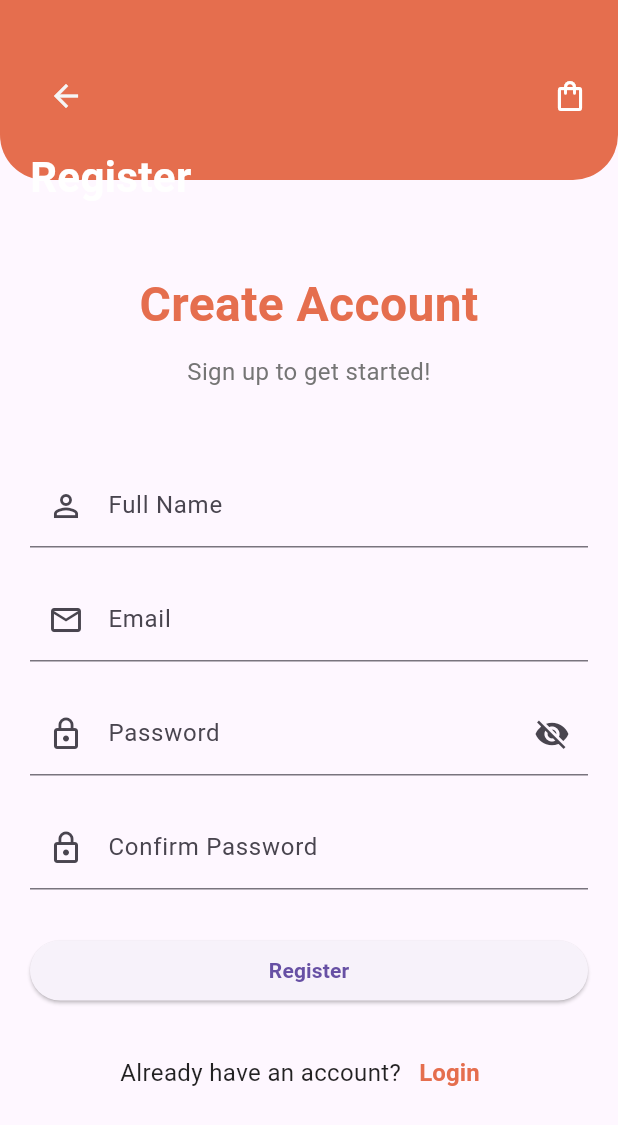
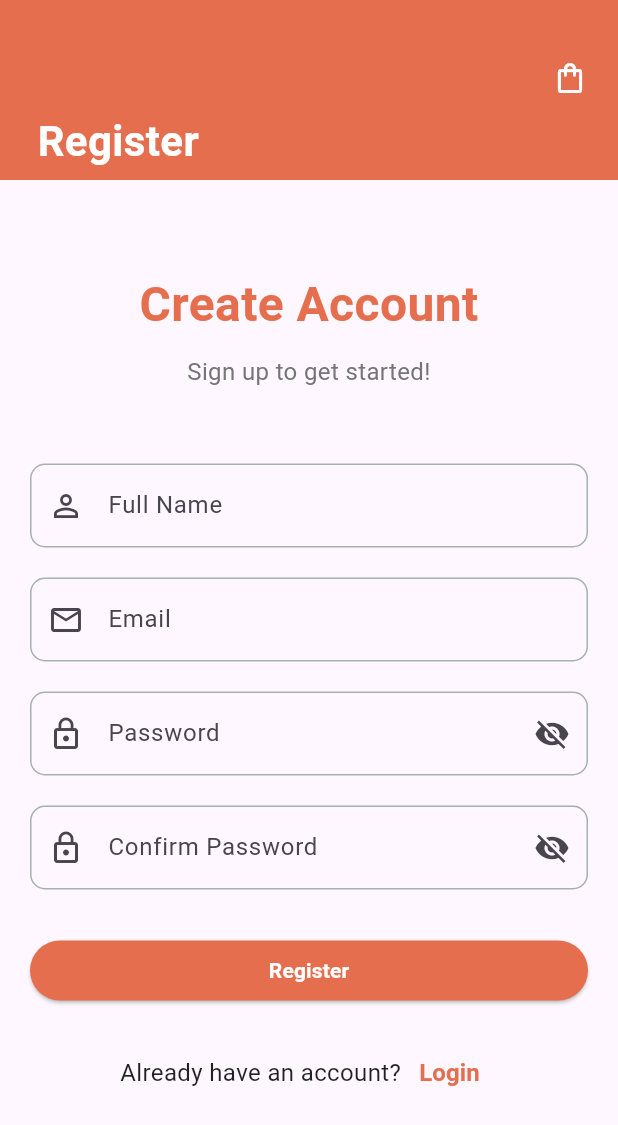
Before and after one commit to mdrakib90757/culinary-app, a Flutter app: the screen it shows after launch, after a tap on "Sign Up", on a phone screen of 412 x 824 dp. Shown: the top 1125 px of the screen. Run offline on Flutter 3.47's test engine with Material 3 defaults, Android fonts, the phone set to English and light mode, and no system bars.

Commit message:
login and registration screen update

```diff
--- a/lib/core/utils/color.dart
+++ b/lib/core/utils/color.dart
@@ -6,9 +6,11 @@ class AppColors {
   static const Color primary = Color(0xFFE56E4E);
   static const Color background = Color(0xFFF5F5F5);
   static const Color cardBackground = Colors.white;
+  static const Color whiteColor = Color(0xFFFFFFFF);
   static const Color iconActive = Color(0xFFE56E4E);
   static const Color greenColor = Color(0xFF244830);
   static const Color iconInactive = Colors.grey;
+  static const Color greyColor = Color(0xFF9E9E9E);
   static const Color textDark = Colors.black87;
   static const Color textLight = Colors.white;
 }
--- a/lib/feature/auth/auth_widget/custom_header.dart
+++ b/lib/feature/auth/auth_widget/custom_header.dart
@@ -17,9 +17,9 @@ class CustomHeader extends StatelessWidget implements PreferredSizeWidget {
   @override
   Widget build(BuildContext context) {
     return Container(
-      decoration:  BoxDecoration(
+      decoration: BoxDecoration(
         color: AppColors.primary,
-        borderRadius: BorderRadius.vertical(bottom: Radius.circular(30)),
+        //  borderRadius: BorderRadius.vertical(bottom: Radius.circular(30)),
       ),
       padding: const EdgeInsets.only(top: 40.0, left: 20.0, right: 20.0),
       child: Column(
@@ -29,22 +29,22 @@ class CustomHeader extends StatelessWidget implements PreferredSizeWidget {
             children: [
               if (showBackButton)
                 IconButton(
-                  icon:  Icon(Icons.arrow_back, color: AppColors.background),
+                  icon: Icon(Icons.arrow_back, color: AppColors.background),
                   onPressed: () {
                     Navigator.pop(context);
                   },
                 ),
               const Spacer(),
               // You can add more icons here if needed, like the shopping cart icon
-              const Icon(Icons.shopping_bag_outlined, color: Colors.white),
+              Icon(Icons.shopping_bag_outlined, color: AppColors.whiteColor),
             ],
           ),
           Padding(
             padding: EdgeInsets.only(left: showBackButton ? 0 : 5, top: 10.0),
             child: Text(
               title,
-              style: const TextStyle(
-                color: Colors.white,
+              style: TextStyle(
+                color: AppColors.whiteColor,
                 fontSize: 28,
                 fontWeight: FontWeight.bold,
               ),
--- a/lib/feature/auth/view/login_screen.dart
+++ b/lib/feature/auth/view/login_screen.dart
@@ -1,3 +1,4 @@
+import 'package:culinary_app/core/utils/color.dart';
 import 'package:culinary_app/feature/auth/auth_widget/custom_header.dart';
 import 'package:culinary_app/feature/auth/view/registration_screen.dart';
 import 'package:culinary_app/feature/main_feature/view/main_feature_screen.dart';
@@ -13,6 +14,7 @@ class LoginPage extends StatefulWidget {
 class _LoginPageState extends State<LoginPage> {
   final TextEditingController _emailController = TextEditingController();
   final TextEditingController _passwordController = TextEditingController();
+  bool obscureIndex = true;
 
   @override
   Widget build(BuildContext context) {
@@ -34,34 +36,73 @@ class _LoginPageState extends State<LoginPage> {
               textAlign: TextAlign.center,
             ),
             const SizedBox(height: 10),
+
             Text(
               'Sign in to continue',
               style: TextStyle(
                 fontSize: 16,
-                color: Colors.grey[600],
+                color: AppColors.greenColor.withOpacity(0.4),
               ),
               textAlign: TextAlign.center,
             ),
             const SizedBox(height: 50),
+
+            // email textField
             TextField(
               controller: _emailController,
               keyboardType: TextInputType.emailAddress,
-              decoration: const InputDecoration(
-                labelText: 'Email',
+              cursorColor: AppColors.primary,
+              decoration: InputDecoration(
+                enabledBorder: OutlineInputBorder(
+                  borderRadius: BorderRadius.circular(10),
+                  borderSide: BorderSide(
+                    color: AppColors.greenColor.withOpacity(0.4),
+                  ),
+                ),
+                focusedBorder: OutlineInputBorder(
+                  borderRadius: BorderRadius.circular(10),
+                  borderSide: BorderSide(color: AppColors.primary),
+                ),
+                hintText: 'Email',
                 prefixIcon: Icon(Icons.email_outlined),
               ),
             ),
             const SizedBox(height: 20),
+
+            // Password TextField
             TextField(
               controller: _passwordController,
-              obscureText: true,
-              decoration: const InputDecoration(
-                labelText: 'Password',
+              cursorColor: AppColors.primary,
+              decoration: InputDecoration(
+                enabledBorder: OutlineInputBorder(
+                  borderRadius: BorderRadius.circular(10),
+                  borderSide: BorderSide(
+                    color: AppColors.greenColor.withOpacity(0.4),
+                  ),
+                ),
+                focusedBorder: OutlineInputBorder(
+                  borderRadius: BorderRadius.circular(10),
+                  borderSide: BorderSide(color: AppColors.primary),
+                ),
+                hintText: 'Password',
                 prefixIcon: Icon(Icons.lock_outline),
-                suffixIcon: Icon(Icons.visibility_off),
+                suffixIcon: IconButton(
+                  onPressed: () {
+                    setState(() {
+                      obscureIndex = !obscureIndex;
+                    });
+                  },
+                  icon: Icon(
+                    obscureIndex ? Icons.visibility_off : Icons.visibility,
+                  ),
+                ),
               ),
+              obscureText: obscureIndex,
+              obscuringCharacter: "*",
             ),
             const SizedBox(height: 10),
+
+            // forget textButton
             Align(
               alignment: Alignment.centerRight,
               child: TextButton(
@@ -75,18 +116,27 @@ class _LoginPageState extends State<LoginPage> {
               ),
             ),
             const SizedBox(height: 30),
+
+            // Login Button
             ElevatedButton(
+              style: ElevatedButton.styleFrom(
+                backgroundColor: AppColors.primary,
+              ),
               onPressed: () {
-               Navigator.push(
+                Navigator.push(
                   context,
-                  MaterialPageRoute(
-                      builder: (context) => const MainScreen()),
+                  MaterialPageRoute(builder: (context) => const MainScreen()),
                 );
                 print('Login with: ${_emailController.text}');
               },
-              child: const Text('Login'),
+              child: Text(
+                'Login',
+                style: TextStyle(color: AppColors.whiteColor),
+              ),
             ),
             const SizedBox(height: 20),
+
+            //Registration Button navigate to registration Screen
             Row(
               mainAxisAlignment: MainAxisAlignment.center,
               children: <Widget>[
@@ -99,7 +149,8 @@ class _LoginPageState extends State<LoginPage> {
                     Navigator.push(
                       context,
                       MaterialPageRoute(
-                          builder: (context) => const RegistrationPage()),
+                        builder: (context) => const RegistrationPage(),
+                      ),
                     );
                   },
                   child: Text(
--- a/lib/feature/auth/view/registration_screen.dart
+++ b/lib/feature/auth/view/registration_screen.dart
@@ -1,3 +1,4 @@
+import 'package:culinary_app/core/utils/color.dart';
 import 'package:culinary_app/feature/auth/auth_widget/custom_header.dart';
 import 'package:flutter/material.dart';
 
@@ -13,12 +14,14 @@ class _RegistrationPageState extends State<RegistrationPage> {
   final TextEditingController _emailController = TextEditingController();
   final TextEditingController _passwordController = TextEditingController();
   final TextEditingController _confirmPasswordController =
-  TextEditingController();
+      TextEditingController();
 
+  bool obscureIndex = true;
+  bool obscureIndex1 = true;
   @override
   Widget build(BuildContext context) {
     return Scaffold(
-      appBar: const CustomHeader(title: 'Register', showBackButton: true),
+      appBar: const CustomHeader(title: 'Register', showBackButton: false),
       body: SingleChildScrollView(
         padding: const EdgeInsets.all(20.0),
         child: Column(
@@ -37,57 +40,137 @@ class _RegistrationPageState extends State<RegistrationPage> {
             const SizedBox(height: 10),
             Text(
               'Sign up to get started!',
-              style: TextStyle(
-                fontSize: 16,
-                color: Colors.grey[600],
-              ),
+              style: TextStyle(fontSize: 16, color: Colors.grey[600]),
               textAlign: TextAlign.center,
             ),
             const SizedBox(height: 50),
+
+            // full name textField
             TextField(
               controller: _nameController,
-              decoration: const InputDecoration(
-                labelText: 'Full Name',
+              cursorColor: AppColors.primary,
+              decoration: InputDecoration(
+                enabledBorder: OutlineInputBorder(
+                  borderRadius: BorderRadius.circular(10),
+                  borderSide: BorderSide(
+                    color: AppColors.greenColor.withOpacity(0.4),
+                  ),
+                ),
+                focusedBorder: OutlineInputBorder(
+                  borderRadius: BorderRadius.circular(10),
+                  borderSide: BorderSide(color: AppColors.primary),
+                ),
+                hintText: 'Full Name',
                 prefixIcon: Icon(Icons.person_outline),
               ),
             ),
             const SizedBox(height: 20),
+
+            // email TextField
             TextField(
               controller: _emailController,
               keyboardType: TextInputType.emailAddress,
-              decoration: const InputDecoration(
-                labelText: 'Email',
+              cursorColor: AppColors.primary,
+              decoration: InputDecoration(
+                enabledBorder: OutlineInputBorder(
+                  borderRadius: BorderRadius.circular(10),
+                  borderSide: BorderSide(
+                    color: AppColors.greenColor.withOpacity(0.4),
+                  ),
+                ),
+                focusedBorder: OutlineInputBorder(
+                  borderRadius: BorderRadius.circular(10),
+                  borderSide: BorderSide(color: AppColors.primary),
+                ),
+                hintText: 'Email',
                 prefixIcon: Icon(Icons.email_outlined),
               ),
             ),
             const SizedBox(height: 20),
+
+            // password TestField
             TextField(
               controller: _passwordController,
-              obscureText: true,
-              decoration: const InputDecoration(
-                labelText: 'Password',
+              cursorColor: AppColors.primary,
+              decoration: InputDecoration(
+                enabledBorder: OutlineInputBorder(
+                  borderRadius: BorderRadius.circular(10),
+                  borderSide: BorderSide(
+                    color: AppColors.greenColor.withOpacity(0.4),
+                  ),
+                ),
+                focusedBorder: OutlineInputBorder(
+                  borderRadius: BorderRadius.circular(10),
+                  borderSide: BorderSide(color: AppColors.primary),
+                ),
+                hintText: 'Password',
                 prefixIcon: Icon(Icons.lock_outline),
-                suffixIcon: Icon(Icons.visibility_off),
+                suffixIcon: IconButton(
+                  onPressed: () {
+                    setState(() {
+                      obscureIndex = !obscureIndex;
+                    });
+                  },
+                  icon: Icon(
+                    obscureIndex ? Icons.visibility_off : Icons.visibility,
+                  ),
+                ),
               ),
+              obscureText: obscureIndex,
+              obscuringCharacter: "*",
             ),
             const SizedBox(height: 20),
+
+            // Confirm Password TextField
             TextField(
               controller: _confirmPasswordController,
-              obscureText: true,
-              decoration: const InputDecoration(
-                labelText: 'Confirm Password',
+              cursorColor: AppColors.primary,
+              decoration: InputDecoration(
+                enabledBorder: OutlineInputBorder(
+                  borderRadius: BorderRadius.circular(10),
+                  borderSide: BorderSide(
+                    color: AppColors.greenColor.withOpacity(0.4),
+                  ),
+                ),
+                focusedBorder: OutlineInputBorder(
+                  borderRadius: BorderRadius.circular(10),
+                  borderSide: BorderSide(color: AppColors.primary),
+                ),
+                hintText: 'Confirm Password',
                 prefixIcon: Icon(Icons.lock_outline),
+                suffixIcon: IconButton(
+                  onPressed: () {
+                    setState(() {
+                      obscureIndex1 = !obscureIndex1;
+                    });
+                  },
+                  icon: Icon(
+                    obscureIndex1 ? Icons.visibility_off : Icons.visibility,
+                  ),
+                ),
               ),
+              obscureText: obscureIndex1,
+              obscuringCharacter: "*",
             ),
             const SizedBox(height: 30),
+
+            // registration Button
             ElevatedButton(
+              style: ElevatedButton.styleFrom(
+                backgroundColor: AppColors.primary,
+              ),
               onPressed: () {
                 // Handle registration logic
                 print('Registering with: ${_emailController.text}');
               },
-              child: const Text('Register'),
+              child: Text(
+                'Register',
+                style: TextStyle(color: AppColors.whiteColor),
+              ),
             ),
             const SizedBox(height: 20),
+
+            // login text Button navigate to loginScreen
             Row(
               mainAxisAlignment: MainAxisAlignment.center,
               children: <Widget>[
@@ -97,7 +180,7 @@ class _RegistrationPageState extends State<RegistrationPage> {
                 ),
                 TextButton(
                   onPressed: () {
-                    Navigator.pop(context); // Go back to login page
+                    Navigator.pop(context);
                   },
                   child: Text(
                     'Login',
--- a/lib/feature/discover/view/discover_screen.dart
+++ b/lib/feature/discover/view/discover_screen.dart
@@ -202,6 +202,7 @@ class _DiscoverScreenState extends State<DiscoverScreen> {
     );
   }
 
+  // filter dot widget
   Widget _buildFilterDot(Color color) {
     return Padding(
       padding: const EdgeInsets.symmetric(horizontal: 4.0),
--- a/lib/feature/main_feature/view/main_feature_screen.dart
+++ b/lib/feature/main_feature/view/main_feature_screen.dart
@@ -24,6 +24,7 @@ class _MainScreenState extends State<MainScreen> {
     const ProfileScreen(),
   ];
 
+  // onItemTapped Function
   void _onItemTapped(int index) {
     setState(() {
       _selectedIndex = index;
```
Also changed, not shown: lib/feature/meal_planner/view/meal_planner_screen.dart (+3 -7 lines).
